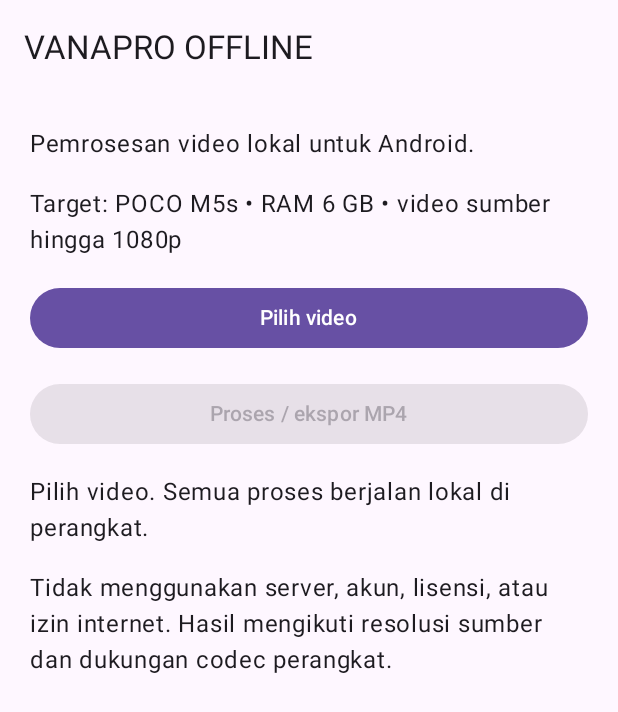
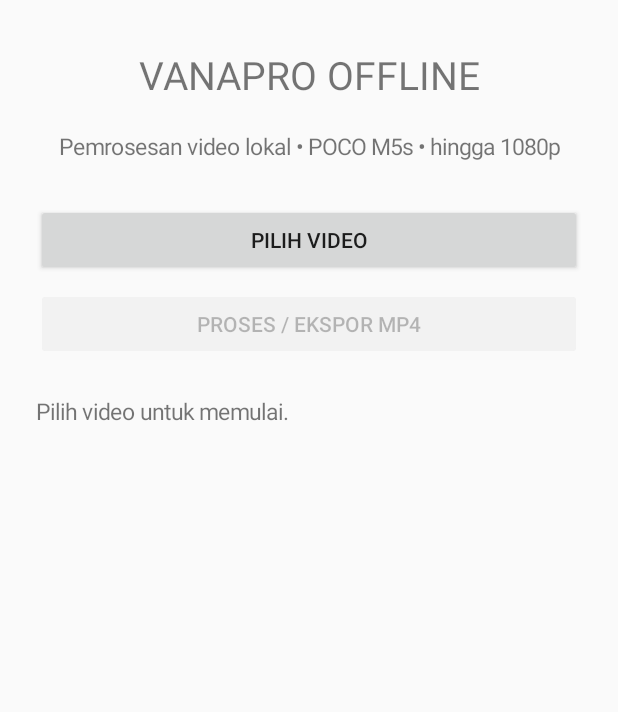
Before and after one commit to suryaudud2-cloud/VANAPRO-Offline-Android, an Android app: the screen it shows after launch (MainActivity), on a phone screen of 412 x 824 dp. Shown: the top 712 px of the screen. Run offline under Robolectric (Android 15) with nearby library versions, the phone set to English and light mode, and no system bars.

Commit message:
Replace Compose startup with native Android UI to stabilize launch

```diff
--- a/app/src/main/java/com/vanapro/offline/MainActivity.kt
+++ b/app/src/main/java/com/vanapro/offline/MainActivity.kt
@@ -1,25 +1,14 @@
 package com.vanapro.offline
 
+import android.app.Activity
+import android.content.Intent
 import android.net.Uri
 import android.os.Bundle
-import androidx.activity.ComponentActivity
-import androidx.activity.compose.setContent
-import androidx.activity.compose.rememberLauncherForActivityResult
-import androidx.activity.result.contract.ActivityResultContracts
-import androidx.compose.foundation.layout.Arrangement
-import androidx.compose.foundation.layout.Column
-import androidx.compose.foundation.layout.fillMaxSize
-import androidx.compose.foundation.layout.fillMaxWidth
-import androidx.compose.foundation.layout.padding
-import androidx.compose.material3.Button
-import androidx.compose.material3.MaterialTheme
-import androidx.compose.material3.Scaffold
-import androidx.compose.material3.Text
-import androidx.compose.material3.TopAppBar
-import androidx.compose.material3.ExperimentalMaterial3Api
-import androidx.compose.runtime.*
-import androidx.compose.ui.Modifier
-import androidx.compose.ui.unit.dp
+import android.view.Gravity
+import android.view.ViewGroup
+import android.widget.Button
+import android.widget.LinearLayout
+import android.widget.TextView
 import androidx.media3.common.MediaItem
 import androidx.media3.transformer.EditedMediaItem
 import androidx.media3.transformer.ExportException
@@ -27,76 +16,124 @@ import androidx.media3.transformer.ExportResult
 import androidx.media3.transformer.Transformer
 import java.io.File
 
-class MainActivity : ComponentActivity() {
-    @OptIn(ExperimentalMaterial3Api::class)
+class MainActivity : Activity() {
+    private val requestVideo = 1001
+    private val requestSave = 1002
+    private var selectedVideo: Uri? = null
+    private var outputFile: File? = null
+    private lateinit var statusView: TextView
+
     override fun onCreate(savedInstanceState: Bundle?) {
         super.onCreate(savedInstanceState)
-        setContent {
-            var inputUri by remember { mutableStateOf<Uri?>(null) }
-            var outputFile by remember { mutableStateOf<File?>(null) }
-            var status by remember { mutableStateOf("Pilih video. Semua proses berjalan lokal di perangkat.") }
+        showHome()
+    }
 
-            val chooseVideo = rememberLauncherForActivityResult(ActivityResultContracts.OpenDocument()) { uri ->
-                inputUri = uri
-                status = if (uri == null) "Pemilihan dibatalkan." else "Video dipilih. Tekan Proses untuk ekspor MP4."
+    private fun showHome() {
+        val root = LinearLayout(this).apply {
+            orientation = LinearLayout.VERTICAL
+            gravity = Gravity.CENTER_HORIZONTAL
+            setPadding(36, 48, 36, 32)
         }
-            val saveOutput = rememberLauncherForActivityResult(ActivityResultContracts.CreateDocument("video/mp4")) { uri ->
-                val file = outputFile
-                if (uri != null && file != null) {
+        val title = TextView(this).apply {
+            text = "VANAPRO OFFLINE"
+            textSize = 26f
+            gravity = Gravity.CENTER
+        }
+        val subtitle = TextView(this).apply {
+            text = "Pemrosesan video lokal • POCO M5s • hingga 1080p"
+            textSize = 15f
+            gravity = Gravity.CENTER
+            setPadding(0, 18, 0, 30)
+        }
+        val pickButton = Button(this).apply {
+            text = "PILIH VIDEO"
+            setOnClickListener { openVideoPicker() }
+        }
+        val processButton = Button(this).apply {
+            text = "PROSES / EKSPOR MP4"
+            isEnabled = false
+            tag = "process"
+            setOnClickListener { startExport() }
+        }
+        statusView = TextView(this).apply {
+            text = "Pilih video untuk memulai."
+            textSize = 15f
+            setPadding(0, 24, 0, 0)
+        }
+        root.addView(title, match())
+        root.addView(subtitle, match())
+        root.addView(pickButton, match())
+        root.addView(processButton, match())
+        root.addView(statusView, match())
+        setContentView(root)
+    }
+
+    private fun match(): LinearLayout.LayoutParams =
+        LinearLayout.LayoutParams(ViewGroup.LayoutParams.MATCH_PARENT, ViewGroup.LayoutParams.WRAP_CONTENT).apply {
+            bottomMargin = 12
+        }
+
+    private fun openVideoPicker() {
+        val intent = Intent(Intent.ACTION_OPEN_DOCUMENT).apply {
+            addCategory(Intent.CATEGORY_OPENABLE)
+            type = "video/*"
+            addFlags(Intent.FLAG_GRANT_READ_URI_PERMISSION or Intent.FLAG_GRANT_PERSISTABLE_URI_PERMISSION)
+        }
+        startActivityForResult(intent, requestVideo)
+    }
+
+    @Deprecated("Deprecated by Android; retained for broad device compatibility")
+    override fun onActivityResult(requestCode: Int, resultCode: Int, data: Intent?) {
+        super.onActivityResult(requestCode, resultCode, data)
+        if (resultCode != RESULT_OK || data?.data == null) return
+        if (requestCode == requestVideo) {
+            selectedVideo = data.data
             try {
-                        contentResolver.openOutputStream(uri)?.use { destination ->
-                            file.inputStream().use { source -> source.copyTo(destination) }
+                contentResolver.takePersistableUriPermission(data.data!!, Intent.FLAG_GRANT_READ_URI_PERMISSION)
+            } catch (_: Exception) { }
+            statusView.text = "Video dipilih. Tekan PROSES / EKSPOR MP4."
+            (findViewById<ViewGroup>(android.R.id.content).getChildAt(0) as? LinearLayout)
+                ?.let { layout -> (layout.getChildAt(3) as? Button)?.isEnabled = true }
+        } else if (requestCode == requestSave) {
+            val target = data.data ?: return
+            val source = outputFile ?: return
+            try {
+                contentResolver.openOutputStream(target)?.use { out ->
+                    source.inputStream().use { input -> input.copyTo(out) }
                 }
-                        status = "Selesai. Video tersimpan."
+                statusView.text = "Selesai. Video tersimpan."
             } catch (e: Exception) {
-                        status = "Gagal menyimpan: ${e.localizedMessage}"
+                statusView.text = "Gagal menyimpan: ${e.localizedMessage}"
             }
         }
     }
 
-            MaterialTheme {
-                Scaffold(topBar = { TopAppBar(title = { Text("VANAPRO OFFLINE") }) }) { inset ->
-                    Column(
-                        modifier = Modifier.fillMaxSize().padding(inset).padding(20.dp),
-                        verticalArrangement = Arrangement.spacedBy(16.dp)
-                    ) {
-                        Text("Pemrosesan video lokal untuk Android.")
-                        Text("Target: POCO M5s • RAM 6 GB • video sumber hingga 1080p")
-                        Button(onClick = { chooseVideo.launch(arrayOf("video/*")) }, modifier = Modifier.fillMaxWidth()) {
-                            Text("Pilih video")
-                        }
-                        Button(
-                            enabled = inputUri != null,
-                            modifier = Modifier.fillMaxWidth(),
-                            onClick = {
-                                val selected = inputUri ?: return@Button
+    private fun startExport() {
+        val uri = selectedVideo ?: return
         val destination = File(cacheDir, "vanapro_${System.currentTimeMillis()}.mp4")
         outputFile = destination
-                                status = "Sedang memproses video…"
+        statusView.text = "Sedang memproses di perangkat…"
+        try {
             val listener = object : Transformer.Listener {
                 override fun onCompleted(composition: androidx.media3.transformer.Composition, exportResult: ExportResult) {
                     runOnUiThread {
-                                            status = "Pemrosesan selesai. Pilih lokasi penyimpanan."
-                                            saveOutput.launch("VANAPRO_${System.currentTimeMillis()}.mp4")
+                        statusView.text = "Pemrosesan selesai. Pilih lokasi penyimpanan."
+                        val intent = Intent(Intent.ACTION_CREATE_DOCUMENT).apply {
+                            addCategory(Intent.CATEGORY_OPENABLE)
+                            type = "video/mp4"
+                            putExtra(Intent.EXTRA_TITLE, "VANAPRO_${System.currentTimeMillis()}.mp4")
+                        }
+                        startActivityForResult(intent, requestSave)
                     }
                 }
                 override fun onError(composition: androidx.media3.transformer.Composition, exportResult: ExportResult, exportException: ExportException) {
-                                        runOnUiThread { status = "Ekspor gagal: ${exportException.localizedMessage}" }
+                    runOnUiThread { statusView.text = "Ekspor gagal: ${exportException.localizedMessage}" }
                 }
             }
-                                try {
-                                    Transformer.Builder(this@MainActivity).addListener(listener).build()
-                                        .start(EditedMediaItem.Builder(MediaItem.fromUri(selected)).build(), destination.absolutePath)
+            Transformer.Builder(this).addListener(listener).build()
+                .start(EditedMediaItem.Builder(MediaItem.fromUri(uri)).build(), destination.absolutePath)
         } catch (e: Exception) {
-                                    status = "Tidak dapat memulai ekspor: ${e.localizedMessage}"
-                                }
-                            }
-                        ) { Text("Proses / ekspor MP4") }
-                        Text(status)
-                        Text("Tidak menggunakan server, akun, lisensi, atau izin internet. Hasil mengikuti resolusi sumber dan dukungan codec perangkat.")
+            statusView.text = "Tidak dapat memulai ekspor: ${e.localizedMessage}"
         }
     }
 }
-        }
-    }
-}
```
Lines whose indentation alone changed are shown as unchanged.
